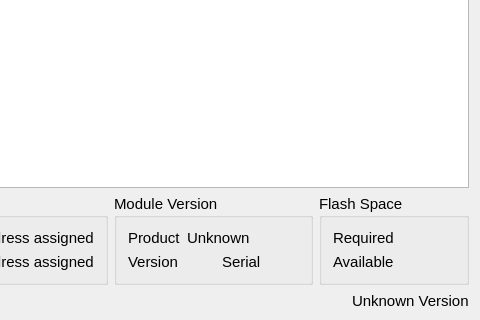
toradex/qt-tezi, file mainwindow.ui: the form before one commit; both pictures show x 160 to 640 and y 160 to 480 of the 640 by 480 pixel window.
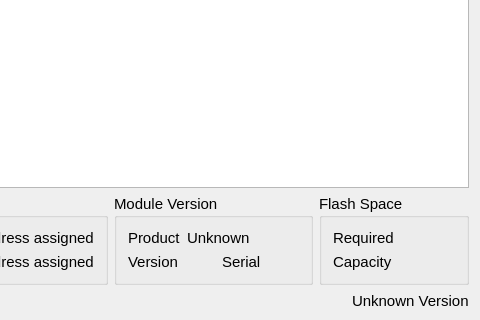
The form after the commit. Icons and pictures are not drawn.

Commit message: change flash info from Available to Capacity

Diff of the .ui file:
```diff
--- a/mainwindow.ui
+++ b/mainwindow.ui
@@ -210,7 +210,7 @@
            <item row="1" column="0">
             <widget class="QLabel" name="labelAvailable">
              <property name="text">
-              <string>Available</string>
+              <string>Capacity</string>
              </property>
             </widget>
            </item>
```
